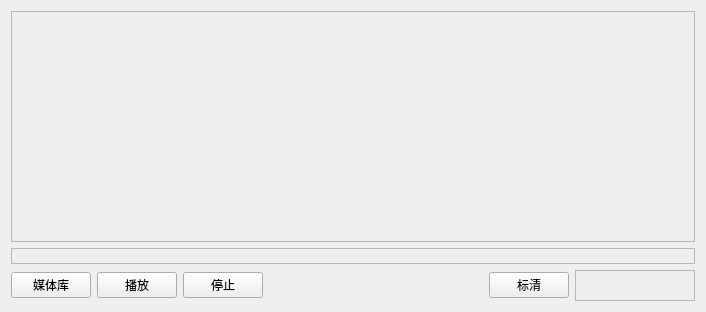
This is VideoPlay/widget.ui in zhaozengtian/videoplay as Qt 5 draws it before an edit. The edited form follows.
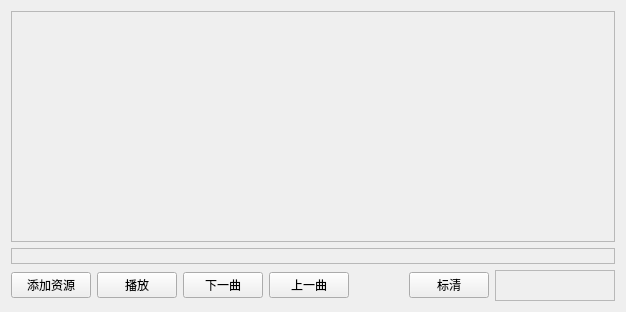
This is the edited form. Icons and pictures are not drawn.

Commit message: add some images and add shang xia

```diff
--- a/VideoPlay/widget.ui
+++ b/VideoPlay/widget.ui
@@ -6,7 +6,7 @@
    <rect>
     <x>0</x>
     <y>0</y>
-    <width>706</width>
+    <width>626</width>
     <height>312</height>
    </rect>
   </property>
@@ -64,8 +64,11 @@
       <layout class="QHBoxLayout" name="horizontalLayout">
        <item>
         <widget class="QPushButton" name="btnMedia">
+         <property name="styleSheet">
+          <string notr="true"/>
+         </property>
          <property name="text">
-          <string>媒体库</string>
+          <string>添加资源</string>
          </property>
         </widget>
        </item>
@@ -80,9 +83,26 @@
         </widget>
        </item>
        <item>
-        <widget class="QPushButton" name="btnStop">
+        <widget class="QPushButton" name="btnXia">
+         <property name="whatsThis">
+          <string>&lt;!DOCTYPE HTML PUBLIC &quot;-//W3C//DTD HTML 4.0//EN&quot; &quot;http://www.w3.org/TR/REC-html40/strict.dtd&quot;&gt;
+&lt;html&gt;&lt;head&gt;&lt;meta name=&quot;qrichtext&quot; content=&quot;1&quot; /&gt;&lt;style type=&quot;text/css&quot;&gt;
+p, li { white-space: pre-wrap; }
+&lt;/style&gt;&lt;/head&gt;&lt;body style=&quot; font-family:'SimSun'; font-size:9pt; font-weight:400; font-style:normal;&quot;&gt;
+&lt;p style=&quot; margin-top:0px; margin-bottom:0px; margin-left:0px; margin-right:0px; -qt-block-indent:0; text-indent:0px;&quot;&gt;&lt;img src=&quot;:/Resources/gnome-shutdown.png&quot; /&gt;&lt;/p&gt;&lt;/body&gt;&lt;/html&gt;</string>
+         </property>
+         <property name="styleSheet">
+          <string notr="true"/>
+         </property>
          <property name="text">
-          <string>停止</string>
+          <string>下一曲</string>
+         </property>
+        </widget>
+       </item>
+       <item>
+        <widget class="QPushButton" name="btnShang">
+         <property name="text">
+          <string>上一曲</string>
          </property>
         </widget>
        </item>
```
The commit also changes 28 other files.
